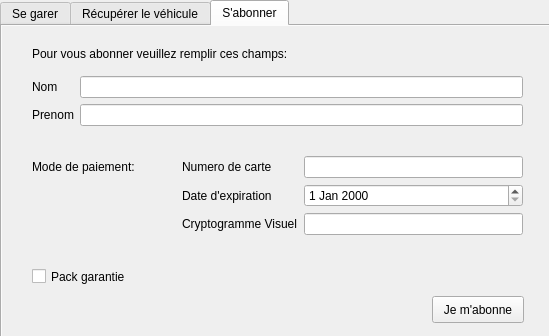
Old version of the form UI/consumer.ui in the repository matthieupenchenat81/DreamPark.
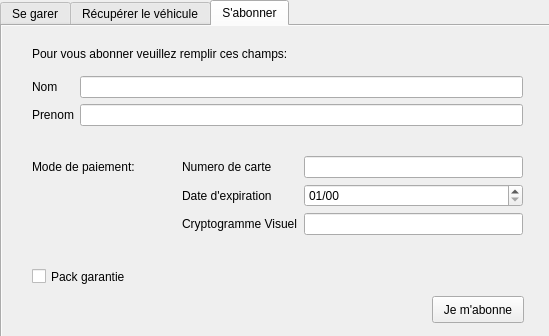
New version of the form.

```diff
--- a/UI/consumer.ui
+++ b/UI/consumer.ui
@@ -593,7 +593,11 @@
          </widget>
         </item>
         <item row="1" column="1">
-         <widget class="QDateEdit" name="input_date"/>
+         <widget class="QDateEdit" name="input_date">
+          <property name="displayFormat">
+           <string>MM/yy</string>
+          </property>
+         </widget>
         </item>
         <item row="2" column="0">
          <widget class="QLabel" name="cryptogrammeVisuelLabel">
```
